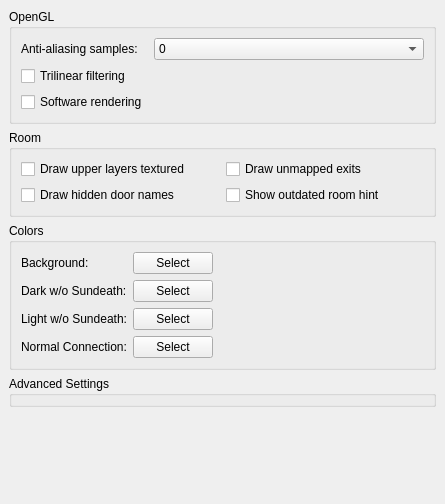
Above: src/preferences/graphicspage.ui from MUME/MMapper before the change. Below: the same form after it.
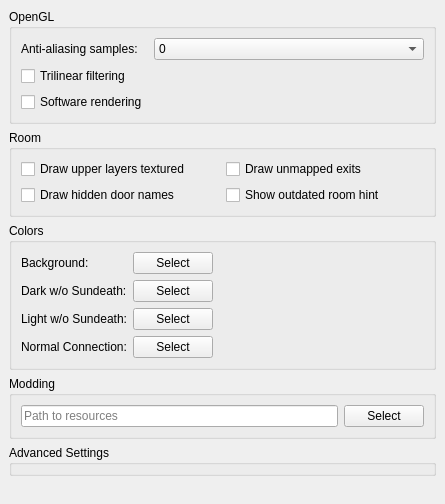
That is the form after the change.

What changed in the file:
```diff
--- a/src/preferences/graphicspage.ui
+++ b/src/preferences/graphicspage.ui
@@ -288,6 +288,29 @@
      </layout>
     </widget>
    </item>
+   <item>
+    <widget class="QGroupBox" name="groupBox">
+     <property name="title">
+      <string>Modding</string>
+     </property>
+     <layout class="QHBoxLayout" name="horizontalLayout">
+      <item>
+       <widget class="QLineEdit" name="resourceLineEdit">
+        <property name="placeholderText">
+         <string>Path to resources</string>
+        </property>
+       </widget>
+      </item>
+      <item>
+       <widget class="QPushButton" name="resourcePushButton">
+        <property name="text">
+         <string>Select</string>
+        </property>
+       </widget>
+      </item>
+     </layout>
+    </widget>
+   </item>
    <item>
     <widget class="QGroupBox" name="groupBox_Advanced">
      <property name="title">
```
